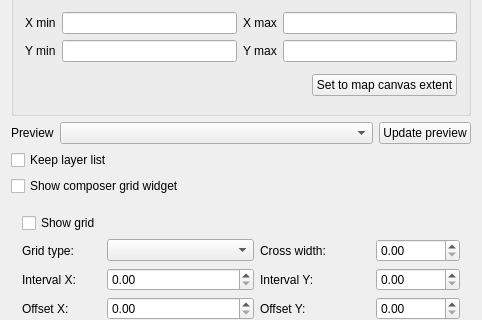
Before: the Qt Designer form qgis/src/ui/qgscomposermapwidgetbase.ui in sourcepole/qgis, drawn with Qt 5; both pictures show x 0 to 482 and y 194 to 514 of the 482 by 677 pixel window.
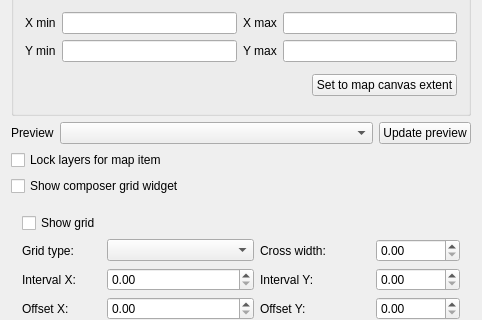
After: the same form once the commit is applied. Custom widgets are drawn as their Qt base class.

Commit message: Rename option to lock layers

```diff
--- a/qgis/src/ui/qgscomposermapwidgetbase.ui
+++ b/qgis/src/ui/qgscomposermapwidgetbase.ui
@@ -238,7 +238,7 @@
    <item row="3" column="0">
     <widget class="QCheckBox" name="mKeepLayerListCheckBox">
      <property name="text">
-      <string>Keep layer list</string>
+      <string>Lock layers for map item</string>
      </property>
     </widget>
    </item>
```
